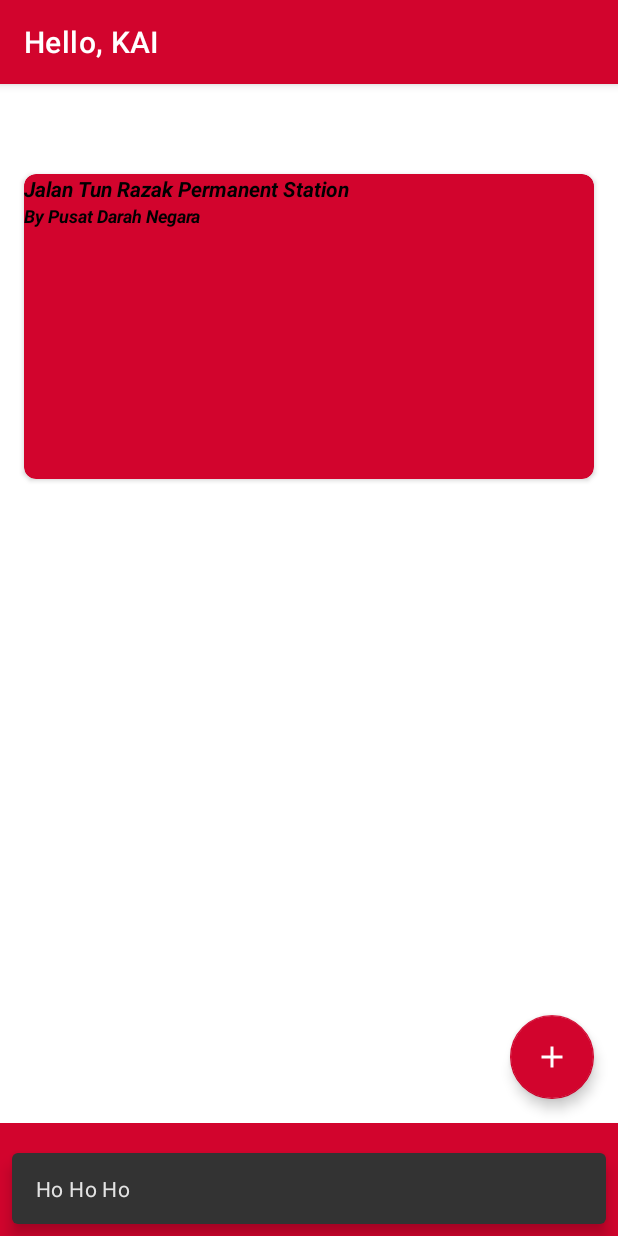
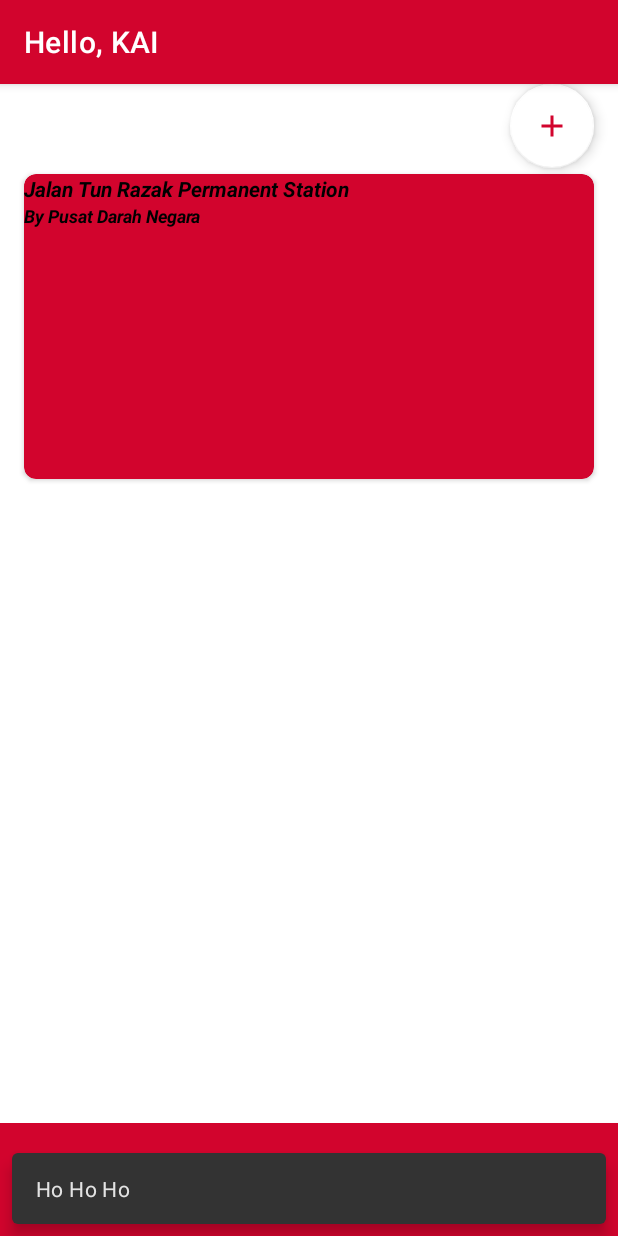
Before and after one commit to josephwongX/Assignment2Aug2022, an Android app: the fragment FourthFragment placed in its activity, after a tap on an icon or button, on a phone screen of 412 x 824 dp. Run offline under Robolectric (Android 15) with nearby library versions, the phone set to English and light mode, and no system bars.

Commit message:
nice job

```diff
--- a/app/src/main/java/com/example/assignment2aug2022/FirstFragment.java
+++ b/app/src/main/java/com/example/assignment2aug2022/FirstFragment.java
@@ -9,16 +9,25 @@ import java.io.*;
 import androidx.fragment.app.Fragment;
 
 import com.google.android.material.floatingactionbutton.FloatingActionButton;
+import com.google.android.material.snackbar.Snackbar;
 
 public class FirstFragment extends Fragment {
-
+    FloatingActionButton fab;
     public FirstFragment(){
         // require a empty public constructor
     }
 
     @Override
     public View onCreateView(LayoutInflater inflater, ViewGroup container, Bundle savedInstanceState) {
-        // Inflate the layout for this fragment
-        return inflater.inflate(R.layout.fragment_first, container, false);
+        View view=inflater.inflate(R.layout.fragment_first,container,false);
+        fab=(FloatingActionButton) view.findViewById(R.id.fab01);
+        fab.setOnClickListener(new View.OnClickListener() {
+            @Override
+            public void onClick(View view) {
+                Snackbar.make(view,"Ho Ho Ho",Snackbar.LENGTH_LONG).setAction("Action",null).show();
+            }
+        });
+        fab.show();
+        return view;
     }
 }
--- a/app/src/main/java/com/example/assignment2aug2022/FourthFragment.java
+++ b/app/src/main/java/com/example/assignment2aug2022/FourthFragment.java
@@ -16,13 +16,10 @@ public class FourthFragment extends Fragment {
     ArrayList<String> list;
     ArrayAdapter<String> arrayAdapter;
 
-
     public FourthFragment(){
         // require a empty public constructor
     }
-    /*listView=findViewById(R.id.lV01);
-    arrayAdapter=new ArrayAdapter<String>(MainActivity.this, android.R.layout.simple_list_item_1,list);
-        listView.setAdapter(arrayAdapter);*/
+
     @Override
     public View onCreateView(LayoutInflater inflater, ViewGroup container, Bundle savedInstanceState) {
         View view=inflater.inflate(R.layout.fragment_fourth,container,false);
@@ -33,7 +30,9 @@ public class FourthFragment extends Fragment {
     public void showMenuOnListView(){
         list= new ArrayList<String>();
         list.add("Profile");
+        list.add("Donor Card");
         list.add("FAQs");
+        list.add("How to use INTIansBlood ?");
         list.add("Logout");
         arrayAdapter=new ArrayAdapter<String>(getActivity(), android.R.layout.simple_list_item_1,list);
         lv_menulist.setAdapter(arrayAdapter);
--- a/app/src/main/java/com/example/assignment2aug2022/MainActivity.java
+++ b/app/src/main/java/com/example/assignment2aug2022/MainActivity.java
@@ -18,7 +18,6 @@ import java.util.ArrayList;
 public class MainActivity extends AppCompatActivity implements BottomNavigationView.OnNavigationItemSelectedListener {
 
     BottomNavigationView bottomNavigationView;
-    FloatingActionButton fab;
 
     @Override
     protected void onCreate(Bundle savedInstanceState) {
@@ -31,15 +30,6 @@ public class MainActivity extends AppCompatActivity implements BottomNavigationV
         bottomNavigationView.setOnNavigationItemSelectedListener(this);
         bottomNavigationView.setSelectedItemId(R.id.home);
 
-        fab=findViewById(R.id.fab01);
-        //fab.setVisibility(View.GONE);
-        fab.show();
-        fab.setOnClickListener(new View.OnClickListener() {
-            @Override
-            public void onClick(View view) {
-                Snackbar.make(view,"Ho Ho Ho",Snackbar.LENGTH_LONG).setAction("Action",null).show();
-            }
-        });
     }
     FirstFragment firstFragment = new FirstFragment();
     SecondFragment secondFragment = new SecondFragment();
--- a/app/src/main/res/layout/activity_main.xml
+++ b/app/src/main/res/layout/activity_main.xml
@@ -16,20 +16,6 @@
         app:layout_constraintStart_toStartOf="parent"
         app:layout_constraintTop_toTopOf="parent">
 
-    <com.google.android.material.floatingactionbutton.FloatingActionButton
-        android:id="@+id/fab01"
-        android:layout_width="wrap_content"
-        android:layout_height="wrap_content"
-        android:layout_gravity="bottom|end"
-        android:src="@drawable/ic_plus_24"
-        app:fabSize="normal"
-        android:layout_marginEnd="16dp"
-        android:layout_marginBottom="16dp"
-        app:layout_constraintBaseline_toBottomOf="parent"
-        app:layout_constraintEnd_toEndOf="parent"
-        app:backgroundTint="@color/cherry_red"
-        app:tint="@color/white"
-        app:elevation="5dp"/>
     </FrameLayout>
 
     <com.google.android.material.bottomnavigation.BottomNavigationView
--- a/app/src/main/res/layout/fragment_first.xml
+++ b/app/src/main/res/layout/fragment_first.xml
@@ -5,7 +5,6 @@
     android:layout_width="match_parent"
     android:layout_height="match_parent"
     tools:context=".MainActivity">
-
 
     <androidx.cardview.widget.CardView
         android:id="@+id/cardView"
@@ -41,7 +40,19 @@
                 android:textSize="12sp" />
 
         </LinearLayout>
-
     </androidx.cardview.widget.CardView>
-
+    <com.google.android.material.floatingactionbutton.FloatingActionButton
+        android:id="@+id/fab01"
+        android:layout_width="wrap_content"
+        android:layout_height="wrap_content"
+        android:layout_gravity="bottom|end"
+        android:src="@drawable/ic_plus_24"
+        app:fabSize="normal"
+        android:layout_marginEnd="16dp"
+        android:layout_marginBottom="16dp"
+        app:layout_constraintBaseline_toBottomOf="parent"
+        app:layout_constraintEnd_toEndOf="parent"
+        app:backgroundTint="@color/white"
+        app:tint="@color/cherry_red"
+        app:elevation="5dp"/>
 </androidx.constraintlayout.widget.ConstraintLayout>
```
